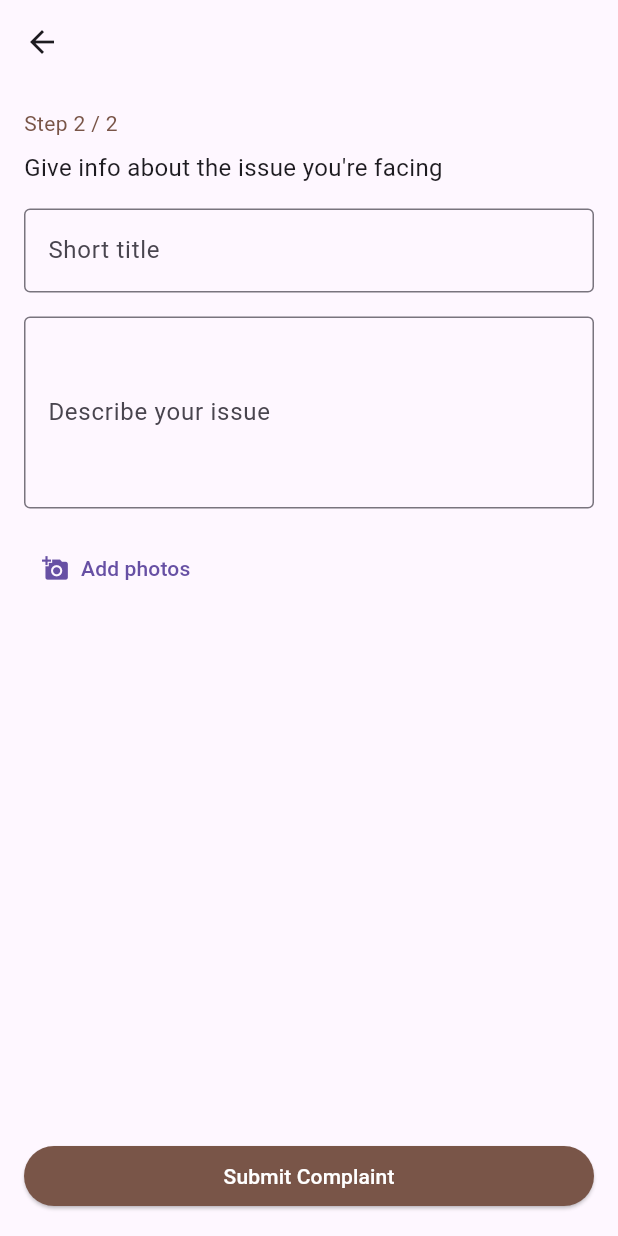
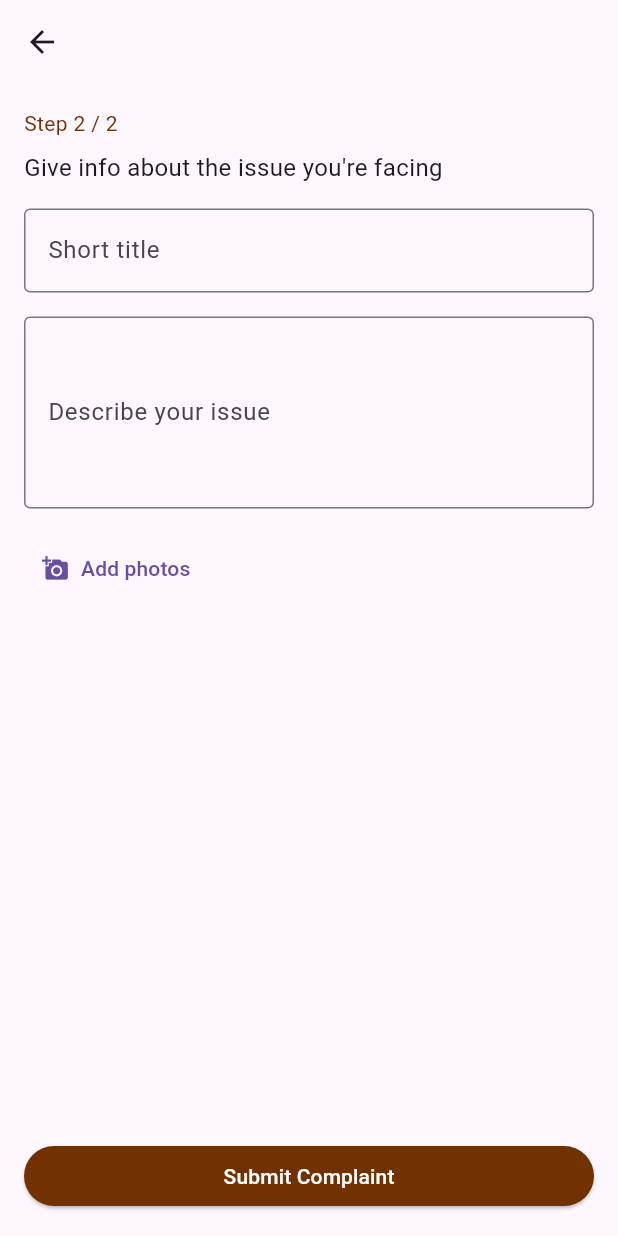
Before and after one commit to Vastu-verma/flutter-app, a Flutter app: the screen it shows after launch, after a tap on "Next", on a phone screen of 412 x 824 dp. Run offline on Flutter 3.47's test engine with Material 3 defaults, Android fonts, the phone set to English and light mode, and no system bars.

Commit message:
initial commit

```diff
--- a/lib/main.dart
+++ b/lib/main.dart
@@ -59,7 +59,7 @@ class _StepOneScreenState extends State<StepOneScreen> {
         child: Column(
           crossAxisAlignment: CrossAxisAlignment.start,
           children: [
-            const Text("Step 1 / 2", style: TextStyle(color: Colors.brown)),
+            const Text("Step 1 / 2", style: TextStyle(color: Color.fromRGBO(113, 49, 0, 1))),
             const SizedBox(height: 8),
             const Text(
               'Select the space you\'re facing problem in your city.',
@@ -80,7 +80,7 @@ class _StepOneScreenState extends State<StepOneScreen> {
                   padding: const EdgeInsets.all(16),
                   side: const BorderSide(color: Colors.grey),
                   backgroundColor:
-                  selectedOption == option ? Colors.brown : Colors.white,
+                  selectedOption == option ? Color.fromRGBO(113, 49, 0, 1) : Colors.white,
                 ),
                 child: Align(
                   alignment: Alignment.centerLeft,
@@ -108,7 +108,7 @@ class _StepOneScreenState extends State<StepOneScreen> {
                   padding: const EdgeInsets.all(16),
                   side: const BorderSide(color: Colors.grey),
                   backgroundColor:
-                  selectedOption == option ? Colors.brown : Colors.white,
+                  selectedOption == option ? Color.fromRGBO(113, 49, 0, 1) : Colors.white,
                 ),
                 child: Align(
                   alignment: Alignment.centerLeft,
@@ -132,7 +132,7 @@ class _StepOneScreenState extends State<StepOneScreen> {
                   );
                 },
                 style: ElevatedButton.styleFrom(
-                  backgroundColor: Colors.brown,
+                  backgroundColor:Color.fromRGBO(113, 49, 0, 1),
                   foregroundColor: Colors.white,
                 ),
                 child: const Text("Next"),
@@ -159,7 +159,7 @@ class StepTwoScreen extends StatelessWidget {
         child: Column(
           crossAxisAlignment: CrossAxisAlignment.start,
           children: [
-            const Text("Step 2 / 2", style: TextStyle(color: Colors.brown)),
+            const Text("Step 2 / 2", style: TextStyle(color: Color.fromRGBO(113, 49, 0, 1))),
             const SizedBox(height: 8),
             const Text(
               "Give info about the issue you're facing",
@@ -194,7 +194,7 @@ class StepTwoScreen extends StatelessWidget {
               child: ElevatedButton(
                 onPressed: () {},
                 style: ElevatedButton.styleFrom(
-                  backgroundColor: Colors.brown,
+                  backgroundColor: Color.fromRGBO(113, 49, 0, 1),
                   foregroundColor: Colors.white,
                 ),
                 child: const Text("Submit Complaint"),
```
